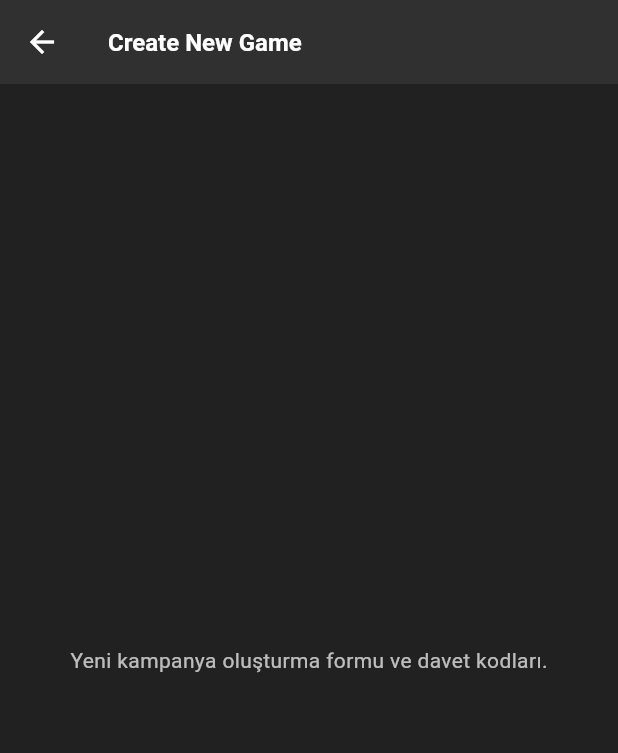
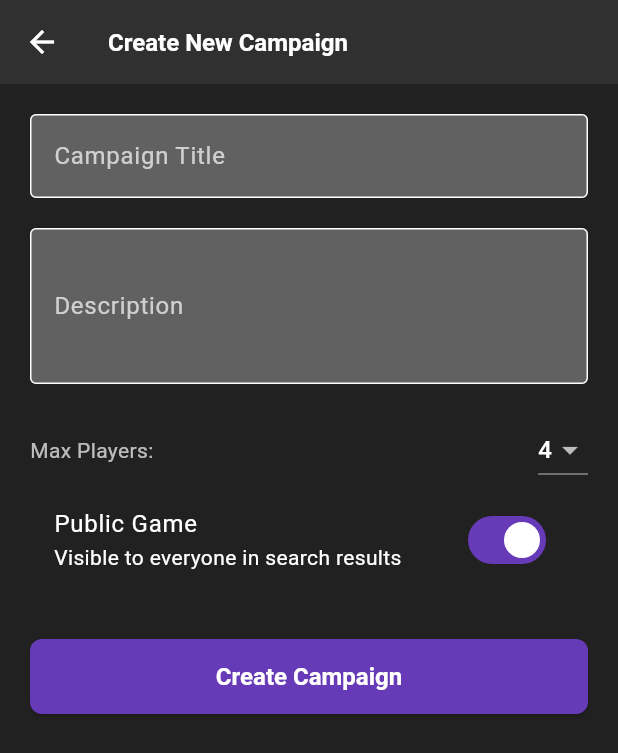
Before and after one commit to cormff/TTRPG-Manager, a Flutter app: the CreateGameView screen opened by its route, on a phone screen of 412 x 824 dp. Shown: the top 753 px of the screen. Run offline on Flutter 3.47's test engine with Material 3 defaults, Android fonts, the light colour scheme and no system bars.

Commit message:
Backend bağlantıları(login, register, user modeli, GM: create game ve my games ekranları)

```diff
--- a/lib/main.dart
+++ b/lib/main.dart
@@ -1,11 +1,13 @@
 import 'package:flutter/material.dart';
 import 'package:provider/provider.dart';
+import 'package:ttrpg_manager/providers/auth_provider.dart';
 import 'package:ttrpg_manager/providers/user_role_provider.dart';
 import 'package:ttrpg_manager/views/auth/login_view.dart';
 import 'package:ttrpg_manager/views/auth/register_view.dart';
 import 'package:ttrpg_manager/views/main_scaffold.dart';
 import 'package:ttrpg_manager/utils/app_theme.dart';
-import 'package:ttrpg_manager/views/game/my_games_view.dart';
+import 'package:ttrpg_manager/views/gm/my_games_gm_view.dart';
+import 'package:ttrpg_manager/views/player/my_games_player_view.dart';
 import 'package:ttrpg_manager/views/gm/create_game_view.dart';
 import 'package:ttrpg_manager/views/gm/my_maps_view.dart';
 import 'package:ttrpg_manager/views/player/join_game_view.dart';
@@ -16,6 +18,7 @@ void main() {
   runApp(
     MultiProvider(
       providers: [
+        ChangeNotifierProvider(create: (_) => AuthProvider()),
         ChangeNotifierProvider(create: (_) => UserRoleProvider()),
       ],
       child: const MyApp(),
@@ -37,7 +40,8 @@ class MyApp extends StatelessWidget {
         '/login': (context) => const LoginView(),
         '/register': (context) => const RegisterView(),
         '/main_scaffold': (context) => const MainScaffold(),
-        '/my_games': (context) => const MyGamesView(),
+        '/my_games_player_view': (context) => const MyGamesPlayerView(),
+        '/my_games_gm_view': (context) => const MyGamesGMView(),
         '/create_game': (context) => const CreateGameView(),
         '/my_maps': (context) => const MyMapsView(),
         '/notes': (context) => const NotesView(),
--- /dev/null
+++ b/lib/services/game_service.dart
@@ -0,0 +1,31 @@
+import 'dart:convert';
+import 'package:http/http.dart' as http;
+
+class GameService {
+  final String baseUrl = "http://10.0.2.2:8080/api/games";
+
+  Future<bool> createGame(String title, String desc, int players, bool isPublic) async {
+    final response = await http.post(
+      Uri.parse('$baseUrl/create'),
+      headers: {"Content-Type": "application/json"},
+      body: jsonEncode({
+        "title": title,
+        "description": desc,
+        "maxPlayers": players,
+        "isPublic": isPublic,
+        "gmId": 1 // Şimdilik login olanın ID'sini 1 varsayıyoruz
+      }),
+    );
+    return response.statusCode == 200;
+  }
+
+  Future<List<dynamic>> getMyGames(int gmId) async {
+    final response = await http.get(
+      Uri.parse('$baseUrl/my-games/$gmId'),
+    );
+    if (response.statusCode == 200) {
+      return jsonDecode(response.body);
+    }
+    return [];
+  }
+}
--- a/lib/views/gm/create_game_view.dart
+++ b/lib/views/gm/create_game_view.dart
@@ -1,13 +1,85 @@
 import 'package:flutter/material.dart';
+import '../../services/game_service.dart';
 
-class CreateGameView extends StatelessWidget {
+class CreateGameView extends StatefulWidget {
   const CreateGameView({super.key});
+
+  @override
+  State<CreateGameView> createState() => _CreateGameViewState();
+}
+
+class _CreateGameViewState extends State<CreateGameView> {
+  final _titleController = TextEditingController();
+  final _descController = TextEditingController();
+  int _maxPlayers = 4;
+  bool _isPublic = true;
+  bool _isLoading = false;
+
+  void _submitForm() async {
+    setState(() => _isLoading = true);
+
+    final success = await GameService().createGame(
+      _titleController.text,
+      _descController.text,
+      _maxPlayers,
+      _isPublic,
+    );
+
+    setState(() => _isLoading = false);
+
+    if (success && mounted) {
+      ScaffoldMessenger.of(context).showSnackBar(const SnackBar(content: Text("Campaign Created!")));
+      Navigator.pop(context);
+    }
+  }
 
   @override
   Widget build(BuildContext context) {
     return Scaffold(
-      appBar: AppBar(title: const Text('Create New Game')),
-      body: const Center(child: Text('Yeni kampanya oluşturma formu ve davet kodları.')),
+      appBar: AppBar(title: const Text('Create New Campaign')),
+      body: SingleChildScrollView(
+        padding: const EdgeInsets.all(20),
+        child: Column(
+          children: [
+            TextField(
+              controller: _titleController,
+              decoration: const InputDecoration(labelText: 'Campaign Title', border: OutlineInputBorder()),
+            ),
+            const SizedBox(height: 20),
+            TextField(
+              controller: _descController,
+              maxLines: 3,
+              decoration: const InputDecoration(labelText: 'Description', border: OutlineInputBorder()),
+            ),
+            const SizedBox(height: 20),
+            Row(
+              mainAxisAlignment: MainAxisAlignment.spaceBetween,
+              children: [
+                const Text("Max Players:"),
+                DropdownButton<int>(
+                  value: _maxPlayers,
+                  items: [2, 3, 4, 5, 6, 8].map((e) => DropdownMenuItem(value: e, child: Text(e.toString()))).toList(),
+                  onChanged: (val) => setState(() => _maxPlayers = val!),
+                ),
+              ],
+            ),
+            SwitchListTile(
+              title: const Text("Public Game"),
+              subtitle: const Text("Visible to everyone in search results"),
+              value: _isPublic,
+              onChanged: (val) => setState(() => _isPublic = val),
+            ),
+            const SizedBox(height: 30),
+            _isLoading
+                ? const CircularProgressIndicator()
+                : ElevatedButton(
+              onPressed: _submitForm,
+              style: ElevatedButton.styleFrom(minimumSize: const Size(double.infinity, 50)),
+              child: const Text("Create Campaign"),
+            ),
+          ],
+        ),
+      ),
     );
   }
 }
--- a/lib/widgets/custom_drawer.dart
+++ b/lib/widgets/custom_drawer.dart
@@ -65,7 +65,7 @@ class CustomDrawer extends StatelessWidget {
     return [
       _buildDrawerItem(context: context, icon: Icons.gamepad, text: 'My Games', onTap: () {
         Navigator.pop(context);
-        Navigator.pushNamed(context, '/my_games');
+        Navigator.pushNamed(context, '/my_games_gm_view');
       }),
       _buildDrawerItem(context: context, icon: Icons.add_box, text: 'Create Game', onTap: () {
         Navigator.pop(context);
@@ -103,7 +103,7 @@ class CustomDrawer extends StatelessWidget {
       }),
       _buildDrawerItem(context: context, icon: Icons.gamepad, text: 'My Games', onTap: () {
         Navigator.pop(context);
-        Navigator.pushNamed(context, '/my_games');
+        Navigator.pushNamed(context, '/my_games_player_view');
       }),
       _buildDrawerItem(context: context, icon: Icons.note, text: 'Notes', onTap: () {
         Navigator.pop(context);
--- a/pubspec.yaml
+++ b/pubspec.yaml
@@ -35,6 +35,7 @@ dependencies:
   # Use with the CupertinoIcons class for iOS style icons.
   cupertino_icons: ^1.0.8
   provider: ^6.1.5+1
+  http: ^1.6.0
 
 dev_dependencies:
   flutter_test:
```
Also changed, not shown: lib/models/user_model.dart (+13 -0 lines), lib/providers/auth_provider.dart (added, +47 -0 lines), lib/services/auth_service.dart (added, +43 -0 lines), lib/views/auth/login_view.dart (+51 -34 lines), lib/views/auth/register_view.dart (+49 -13 lines), lib/views/game/my_games_view.dart (deleted, +0 -13 lines), lib/views/gm/my_games_gm_view.dart (added, +163 -0 lines), lib/views/main_scaffold.dart (+70 -14 lines), lib/views/player/my_games_player_view.dart (added, +19 -0 lines), pubspec.lock.
